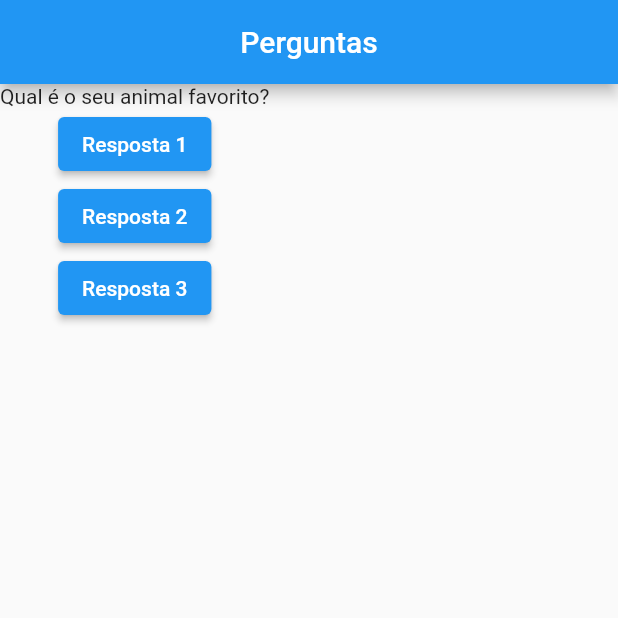
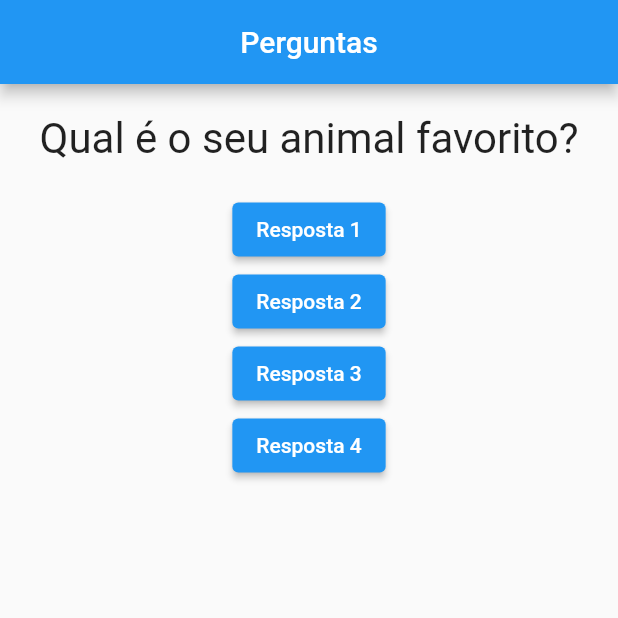
Before and after one commit to Caiocr8/flutter_questionario, a Flutter app: the screen it shows after launch, after a tap on "Resposta 1", on a phone screen of 412 x 824 dp, the top half of it. Run offline on Flutter 3.47's test engine with Material 2 defaults, Android fonts, the light colour scheme and no system bars.

Commit message:
New Component "Questao"

```diff
--- a/lib/main.dart
+++ b/lib/main.dart
@@ -1,11 +1,12 @@
 import 'package:flutter/material.dart';
+import './questao.dart';
 
 main() => runApp(PerguntaApp());
 
-class PerguntaAppState extends State<PerguntaApp> {
+class _PerguntaAppState extends State<PerguntaApp> {
   var perguntaSelecionada = 0;
 
-  void responder() {
+  void _responder() {
     setState(() {
       perguntaSelecionada++;
     });
@@ -28,18 +29,22 @@
         ),
         body: Column(
           children: [
-            Text(perguntas[perguntaSelecionada]),
+            Questao(perguntas[perguntaSelecionada]),
             ElevatedButton(
-              onPressed: responder,
+              onPressed: _responder,
               child: const Text('Resposta 1'),
             ),
             ElevatedButton(
-              onPressed: responder,
+              onPressed: _responder,
               child: const Text('Resposta 2'),
             ),
             ElevatedButton(
-              onPressed: responder,
+              onPressed: _responder,
               child: const Text('Resposta 3'),
+            ),
+            ElevatedButton(
+              onPressed: _responder,
+              child: const Text('Resposta 4'),
             ),
           ],
         ),
@@ -51,8 +56,7 @@
 class PerguntaApp extends StatefulWidget {
 
   @override
-  PerguntaAppState createState() {
-    return PerguntaAppState();
+  _PerguntaAppState createState() {
+    return _PerguntaAppState();
   }
-
 }
--- /dev/null
+++ b/lib/questao.dart
@@ -0,0 +1,23 @@
+import 'package:flutter/material.dart';
+
+class Questao extends StatelessWidget {
+
+  final String texto;
+
+  Questao(this.texto);
+
+  @override
+  Widget build(BuildContext context) {
+    return Container(
+      width: double.infinity,
+      margin: EdgeInsets.all(20),
+      child: Text(
+        texto,
+        style: TextStyle(
+          fontSize: 28
+        ),
+        textAlign: TextAlign.center,
+      ),
+    );
+  }
+}
```
